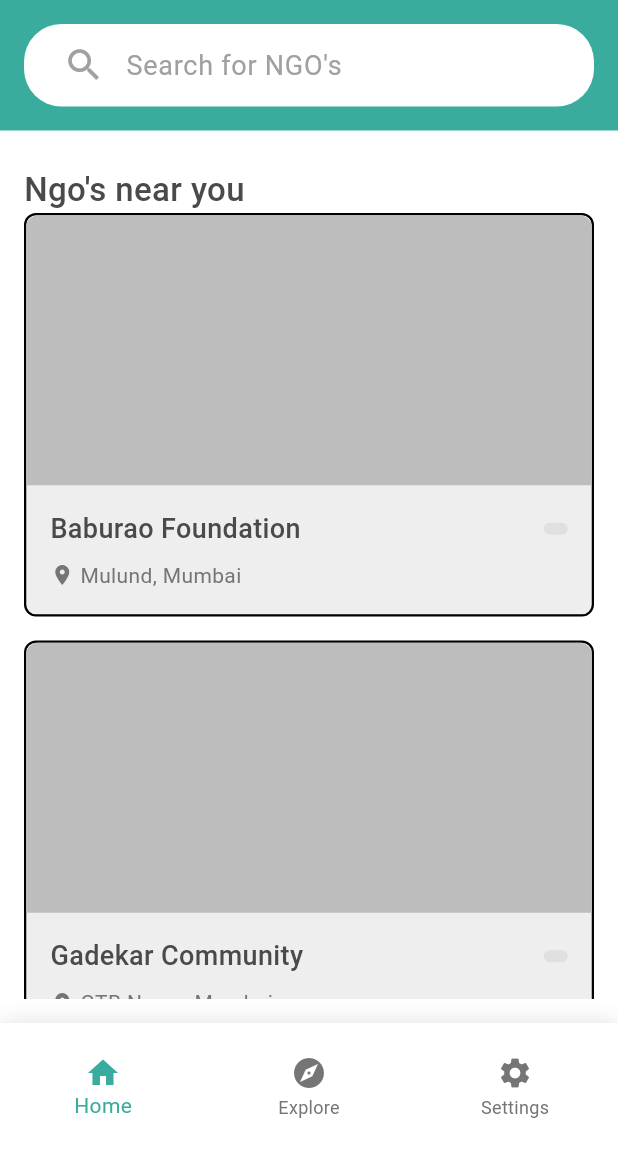
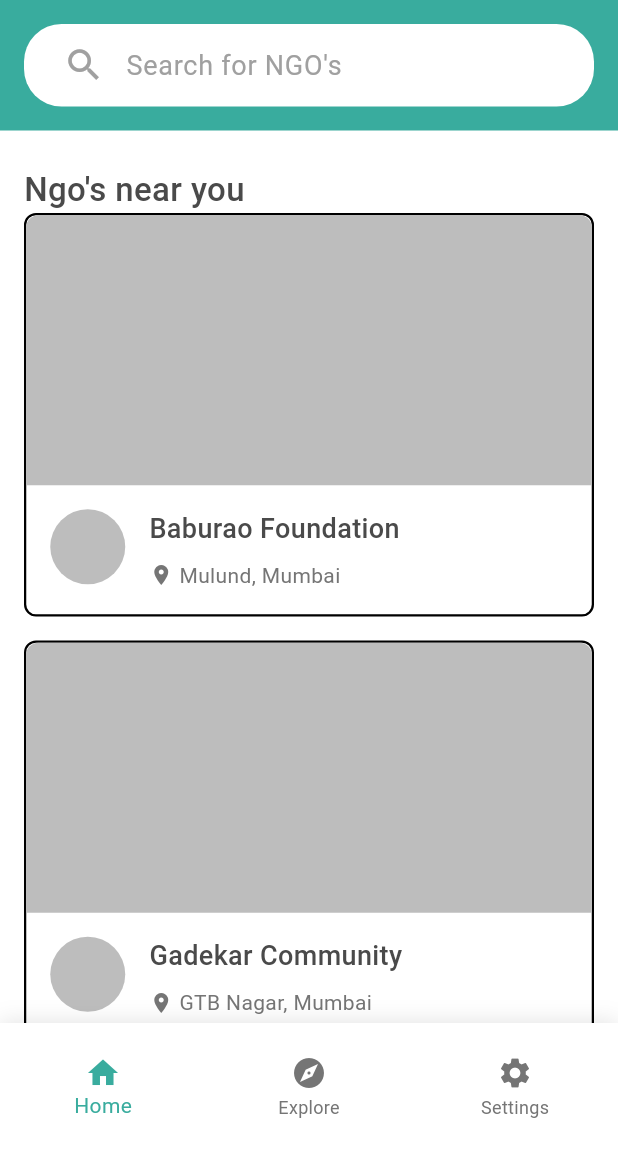
Before and after one commit to GDSC-NGO/sankalp-app-frontend, a Flutter app: the screen it shows after launch, on a phone screen of 412 x 824 dp, the part 84-1236 px from its top. Run offline on Flutter 3.47's test engine with Material 3 defaults, Android fonts, the phone set to English and light mode, and no system bars; our stand-ins replace shared_preferences.

Commit message:
added profile avatar for ngocard and fixed the background color and changed it to white

```diff
--- a/lib/component/ngocard.dart
+++ b/lib/component/ngocard.dart
@@ -10,7 +10,7 @@ class NGOCard extends StatelessWidget {
   Widget build(BuildContext context) {
     return Container(
       decoration: BoxDecoration(
-        color: Colors.grey[200],
+        color: Colors.white,
         borderRadius: BorderRadius.circular(8),
         border: Border.all(color: Colors.black, width: 1.5),
       ),
@@ -31,6 +31,20 @@ class NGOCard extends StatelessWidget {
           ),
           Padding(
             padding: const EdgeInsets.all(16.0),
+            child: Row(
+              // Changed to Row to place avatar on the left
+              crossAxisAlignment: CrossAxisAlignment.start,
+              children: [
+                // CircleAvatar on the left
+                CircleAvatar(
+                  radius: 25,
+                  backgroundColor: Colors.grey[400],
+                  // You can add an image here if needed:
+                  // backgroundImage: NetworkImage('url_to_ngo_logo'),
+                ),
+                const SizedBox(width: 16), // Space between avatar and text
+                // Column for name and location information
+                Expanded(
                   child: Column(
                     crossAxisAlignment: CrossAxisAlignment.start,
                     children: [
@@ -46,29 +60,29 @@ class NGOCard extends StatelessWidget {
                               color: Color(0xFF4A4A4A),
                             ),
                           ),
-                    Container(
-                      padding: const EdgeInsets.symmetric(
-                        horizontal: 8,
-                        vertical: 4,
-                      ),
-                      decoration: BoxDecoration(
-                        color: Colors.grey[300],
-                        borderRadius: BorderRadius.circular(12),
-                      ),
-                    ),
                         ],
                       ),
                       const SizedBox(height: 8),
                       // Location
                       Row(
                         children: [
-                    Icon(Icons.location_on, size: 16, color: Colors.grey[600]),
+                          Icon(
+                            Icons.location_on,
+                            size: 16,
+                            color: Colors.grey[600],
+                          ),
                           const SizedBox(width: 4),
                           Text(
                             location,
-                      style: TextStyle(fontSize: 14, color: Colors.grey[600]),
+                            style: TextStyle(
+                              fontSize: 14,
+                              color: Colors.grey[600],
+                            ),
                           ),
                         ],
+                      ),
+                    ],
+                  ),
                 ),
               ],
             ),
--- a/lib/pages/homepage.dart
+++ b/lib/pages/homepage.dart
@@ -102,7 +102,7 @@ class _MyHomePageState extends State<MyHomePage> {
                   //     Navigator.pushReplacementNamed(context, '/login');
                   //   },
                   // ),
-                  const SizedBox(height: 16), // Add spacing below the button
+                  // const SizedBox(height: 16), // Add spacing below the button
                 ],
               ),
             ),
```
Lines whose indentation alone changed are shown as unchanged.
